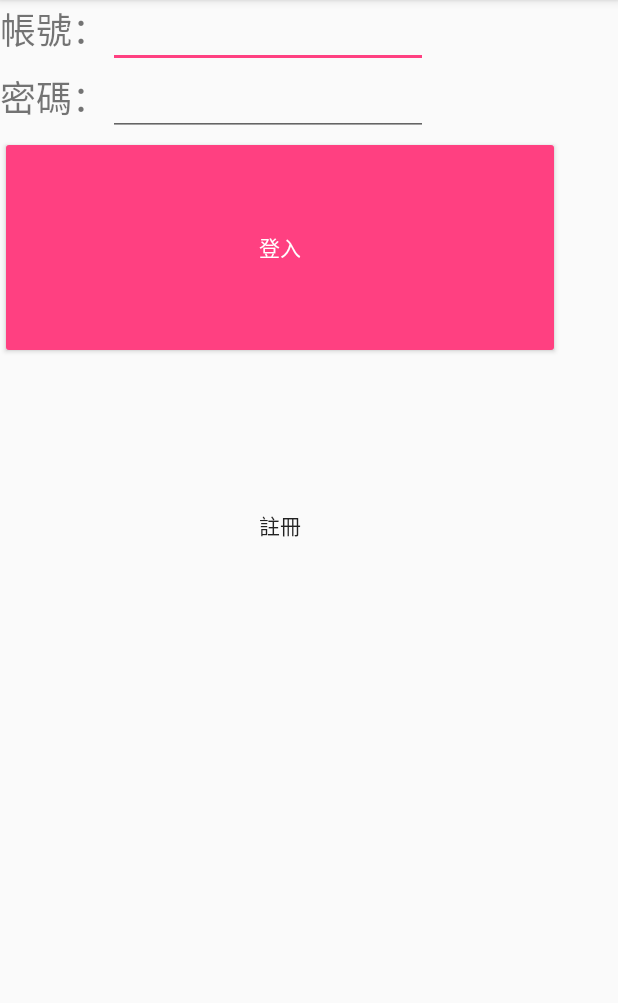
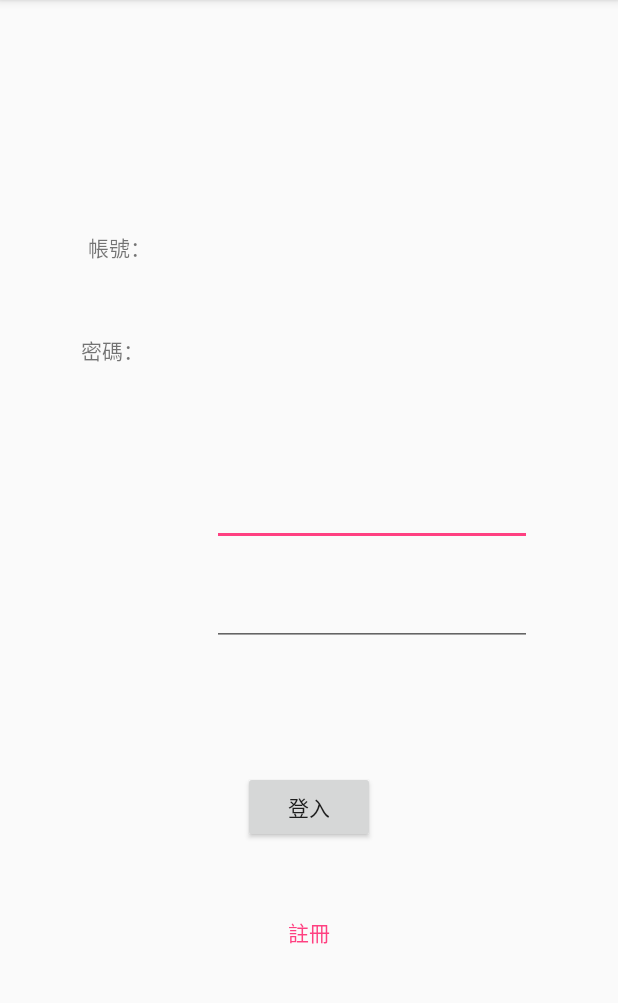
Before and after one commit to skypc785308/QuickChoice, an Android app: the screen it shows after launch (MainActivity), on a phone screen of 412 x 824 dp, the part 84-1087 px from its top. Run offline under Robolectric (Android 15) with nearby library versions, the phone set to English and light mode, and no system bars.

Commit message:
改寫登入介面

```diff
--- a/app/src/main/java/com/mis/ncyu/quickchoice/MainActivity.java
+++ b/app/src/main/java/com/mis/ncyu/quickchoice/MainActivity.java
@@ -2,6 +2,9 @@ package com.mis.ncyu.quickchoice;
 
 import android.support.v7.app.AppCompatActivity;
 import android.os.Bundle;
+import android.view.View;
+import android.widget.Button;
+import android.widget.Toast;
 
 public class MainActivity extends AppCompatActivity {
 
@@ -9,5 +12,14 @@ public class MainActivity extends AppCompatActivity {
     protected void onCreate(Bundle savedInstanceState) {
         super.onCreate(savedInstanceState);
         setContentView(R.layout.activity_main);
+       Button btn = (Button) findViewById(R.id.button3);
+        btn.setOnClickListener(btnlisten);
     }
+
+    View.OnClickListener btnlisten = new View.OnClickListener() {
+        public void onClick(View v){
+            Toast.makeText(MainActivity.this,"大家好",Toast.LENGTH_SHORT).show();
+        }
+    };
+
 }
--- a/app/src/main/res/layout/activity_main.xml
+++ b/app/src/main/res/layout/activity_main.xml
@@ -8,86 +8,76 @@
     tools:layout_editor_absoluteY="81dp"
     tools:layout_editor_absoluteX="0dp">
 
-    <LinearLayout
-        android:layout_width="373dp"
-        android:layout_height="461dp"
-        android:orientation="vertical"
-        android:id="@+id/linearLayout"
-        tools:layout_editor_absoluteY="8dp"
-        tools:layout_editor_absoluteX="7dp">
 
-        <LinearLayout
+    <Button
+        android:id="@+id/button3"
         android:layout_width="wrap_content"
         android:layout_height="wrap_content"
-            android:orientation="horizontal"
-            tools:layout_editor_absoluteX="2dp"
-            tools:layout_editor_absoluteY="39dp">
+        android:text="登入"
+        app:layout_constraintBottom_toBottomOf="parent"
+        app:layout_constraintLeft_toLeftOf="parent"
+        app:layout_constraintRight_toRightOf="parent"
+        app:layout_constraintTop_toTopOf="parent"
+        app:layout_constraintVertical_bias="0.714" />
+
+    <Button
+        android:id="@+id/button4"
+        style="@style/Widget.AppCompat.Button.Borderless.Colored"
+        android:layout_width="wrap_content"
+        android:layout_height="wrap_content"
+        android:layout_marginBottom="8dp"
+        android:layout_marginTop="8dp"
+        android:text="註冊"
+        app:layout_constraintBottom_toBottomOf="parent"
+        app:layout_constraintLeft_toLeftOf="parent"
+        app:layout_constraintRight_toRightOf="parent"
+        app:layout_constraintTop_toBottomOf="@+id/button3"
+        app:layout_constraintVertical_bias="0.191" />
 
     <TextView
-                android:id="@+id/textView"
+        android:id="@+id/textView5"
         android:layout_width="wrap_content"
         android:layout_height="wrap_content"
-                android:text="帳號："
-                android:textSize="24sp"
-                tools:ignore="MissingConstraints"
-                tools:layout_editor_absoluteX="43dp"
-                tools:layout_editor_absoluteY="123dp" />
+        android:layout_marginLeft="8dp"
+        android:layout_marginRight="8dp"
+        android:layout_marginTop="154dp"
+        android:text="@string/id"
+        app:layout_constraintHorizontal_bias="0.605"
+        app:layout_constraintLeft_toLeftOf="parent"
+        app:layout_constraintRight_toLeftOf="@+id/editText3"
+        app:layout_constraintTop_toTopOf="parent" />
+
+    <TextView
+        android:id="@+id/textView6"
+        android:layout_width="wrap_content"
+        android:layout_height="wrap_content"
+        android:layout_marginLeft="16dp"
+        android:layout_marginRight="8dp"
+        android:layout_marginTop="47dp"
+        android:text="@string/password"
+        app:layout_constraintLeft_toLeftOf="parent"
+        app:layout_constraintRight_toLeftOf="@+id/editText4"
+        app:layout_constraintTop_toBottomOf="@+id/textView5" />
 
     <EditText
         android:id="@+id/editText3"
         android:layout_width="wrap_content"
         android:layout_height="wrap_content"
+        android:layout_marginBottom="21dp"
+        android:layout_marginRight="57dp"
         android:ems="10"
         android:inputType="textPersonName"
-                tools:layout_editor_absoluteX="144dp"
-                tools:layout_editor_absoluteY="66dp" />
-        </LinearLayout>
-
-        <LinearLayout
-            android:layout_width="wrap_content"
-            android:layout_height="wrap_content"
-            android:orientation="horizontal">
-
-            <TextView
-                android:id="@+id/textView2"
-                android:layout_width="wrap_content"
-                android:layout_height="wrap_content"
-                android:text="密碼："
-                android:textSize="24sp"
-                tools:layout_editor_absoluteX="43dp"
-                tools:layout_editor_absoluteY="197dp" />
+        app:layout_constraintBottom_toTopOf="@+id/editText4"
+        app:layout_constraintRight_toRightOf="parent" />
 
     <EditText
         android:id="@+id/editText4"
-                android:layout_width="match_parent"
+        android:layout_width="wrap_content"
         android:layout_height="wrap_content"
         android:ems="10"
         android:inputType="textPassword"
-                tools:layout_editor_absoluteX="115dp"
-                tools:layout_editor_absoluteY="190dp" />
-
-        </LinearLayout>
-
-        <Button
-            android:id="@+id/button"
-            style="@style/Widget.AppCompat.Button.Colored"
-            android:layout_width="match_parent"
-            android:layout_height="wrap_content"
-            android:layout_weight="0.58"
-            android:text="登入"
-            tools:layout_editor_absoluteX="105dp"
-            tools:layout_editor_absoluteY="298dp" />
-
-        <Button
-            android:id="@+id/button2"
-            style="@style/Widget.AppCompat.Button.Borderless"
-            android:layout_width="match_parent"
-            android:layout_height="wrap_content"
-            android:layout_weight="1"
-            android:text="註冊"
-            tools:layout_editor_absoluteX="137dp"
-            tools:layout_editor_absoluteY="380dp" />
-
-    </LinearLayout>
-
+        android:layout_marginBottom="83dp"
+        app:layout_constraintBottom_toTopOf="@+id/button3"
+        android:layout_marginRight="57dp"
+        app:layout_constraintRight_toRightOf="parent" />
 </android.support.constraint.ConstraintLayout>
--- a/app/src/main/res/values/strings.xml
+++ b/app/src/main/res/values/strings.xml
@@ -1,3 +1,6 @@
+<?xml version="1.0" encoding="UTF-8"?>
 <resources>
     <string name="app_name">QuickChoice</string>
+    <string name="id">帳號：</string>
+    <string name="password">密碼：</string>
 </resources>
```
Lines whose indentation alone changed are shown as unchanged.
